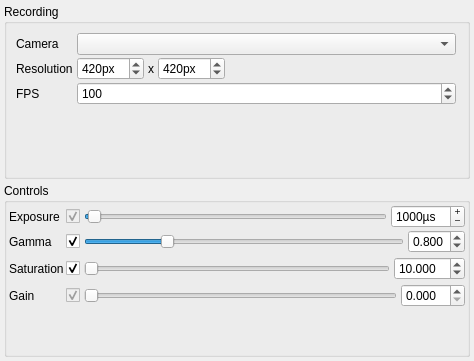
First picture: the form in src/modules/camera-flir/flircamsettingsdialog.ui, repository syntalos/syntalos, before the edit.
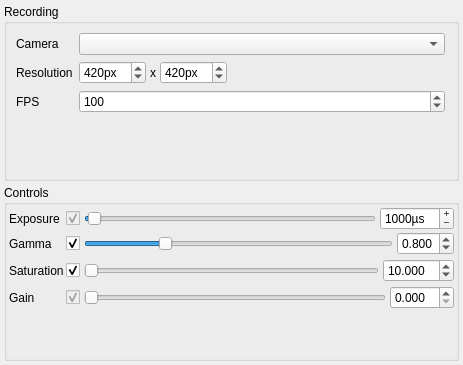
Second picture: the form after the edit.

Commit message: Fix a bunch of minor module settings UI quirks

```diff
--- a/src/modules/camera-flir/flircamsettingsdialog.ui
+++ b/src/modules/camera-flir/flircamsettingsdialog.ui
@@ -6,8 +6,8 @@
    <rect>
     <x>0</x>
     <y>0</y>
-    <width>474</width>
-    <height>361</height>
+    <width>463</width>
+    <height>365</height>
    </rect>
   </property>
   <property name="windowTitle">
@@ -38,10 +38,10 @@
       <item>
        <layout class="QFormLayout" name="formLayout_2">
         <property name="horizontalSpacing">
-         <number>4</number>
+         <number>6</number>
         </property>
         <property name="verticalSpacing">
-         <number>2</number>
+         <number>6</number>
         </property>
         <property name="rightMargin">
          <number>2</number>
```
The commit also changes 6 other files.
